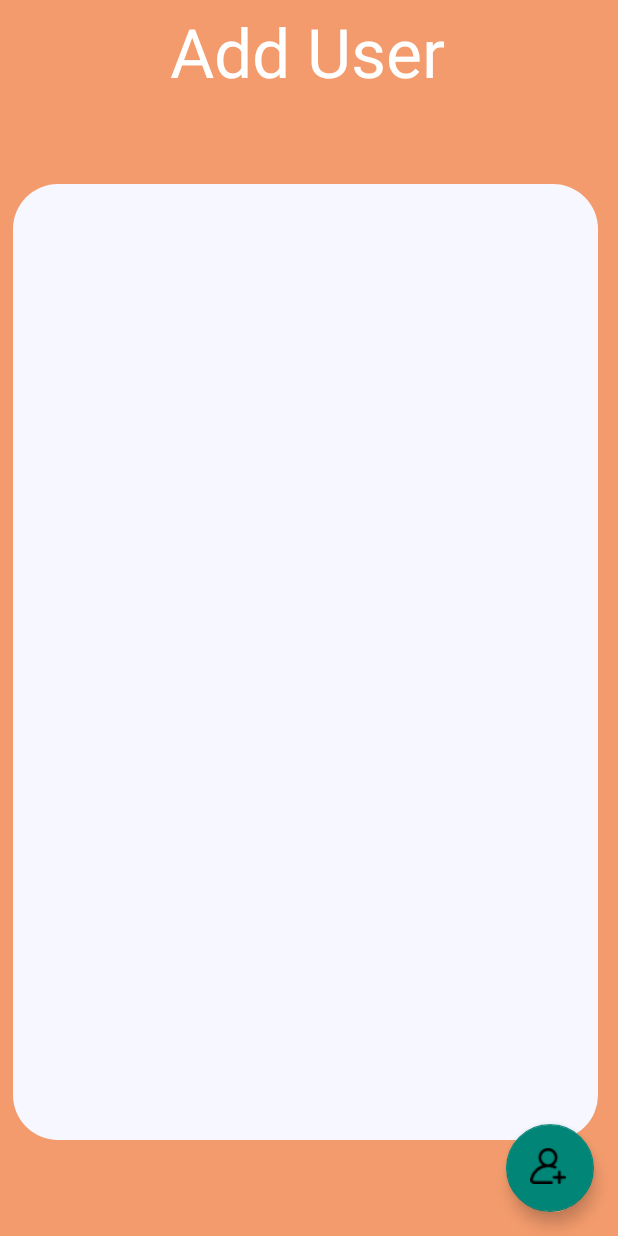
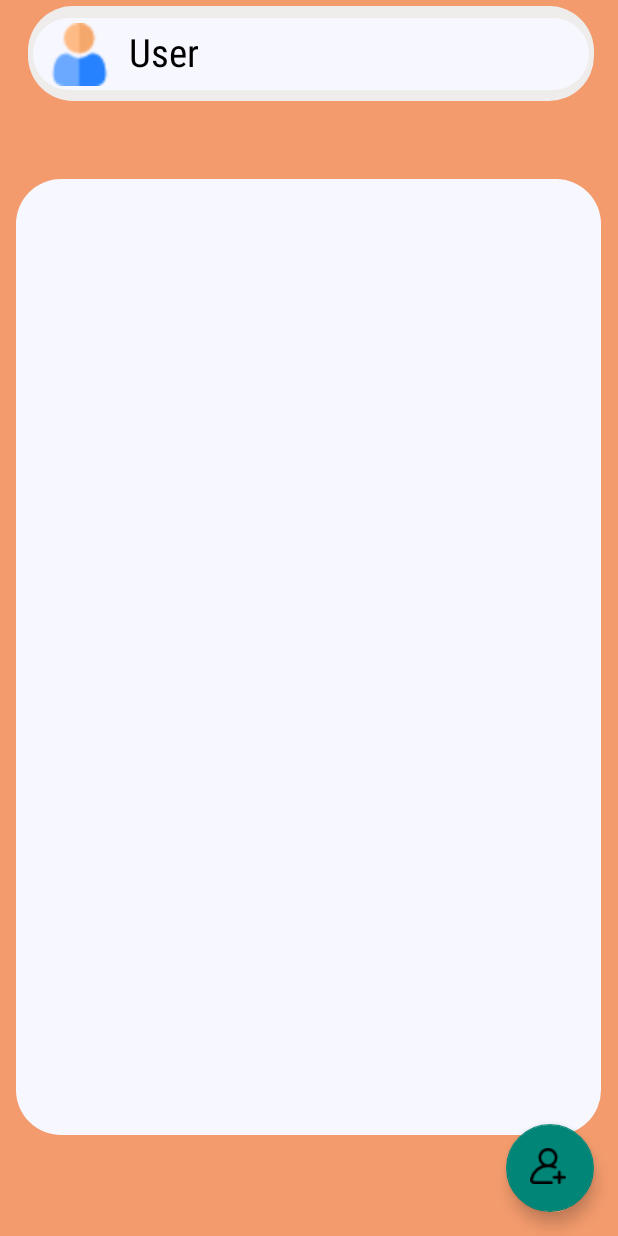
Before and after one commit to WenDEVLIFE/Mherl-Management-System-App, an Android app: the AddUser screen opened directly, with no data from a screen before it, on a phone screen of 412 x 824 dp. Run offline under Robolectric (Android 15) with nearby library versions, the light colour scheme and no system bars; our stand-ins replace Firebase (no records; nobody signed in at launch, a user with empty details on screens opened directly), sdp/ssp sizes.

```diff
--- a/app/src/main/res/layout/activity_add_user.xml
+++ b/app/src/main/res/layout/activity_add_user.xml
@@ -25,18 +25,54 @@
                     android:layout_height="match_parent"
                     android:background="#F39B6D">
 
-                <TextView
-                        android:text="@string/add_user"
-                        android:layout_width="wrap_content"
-                        android:layout_height="wrap_content"
-                        android:id="@+id/textView3"
-                        android:textColor="@color/white"
-                        android:textSize="@dimen/_35sdp"
+                <androidx.constraintlayout.widget.ConstraintLayout
+                        android:layout_width="377dp"
+                        android:layout_height="63dp"
+                        android:background="@drawable/shadowpanel"
                         app:layout_constraintStart_toStartOf="parent"
+                        app:layout_constraintEnd_toEndOf="parent"
                         app:layout_constraintTop_toTopOf="parent"
-                        app:layout_constraintEnd_toEndOf="parent"
-                        android:layout_marginTop="4dp"
-                        app:layout_constraintHorizontal_bias="0.497" />
+                        app:layout_constraintHorizontal_bias="0.529"
+                        android:id="@+id/constraintLayout9"
+                        android:layout_marginTop="4dp">
+
+                    <androidx.constraintlayout.widget.ConstraintLayout
+                            android:layout_width="@dimen/_285sdp"
+                            android:layout_height="@dimen/_37sdp"
+                            android:background="@drawable/dash_layout"
+                            android:id="@+id/constraintLayout"
+                            app:layout_constraintTop_toTopOf="parent"
+                            app:layout_constraintBottom_toBottomOf="parent"
+                            app:layout_constraintStart_toStartOf="parent"
+                            app:layout_constraintEnd_toEndOf="parent">
+
+                        <ImageView
+                                android:layout_width="62dp"
+                                android:layout_height="42dp"
+                                app:srcCompat="@drawable/user_1077012"
+                                android:id="@+id/sunrisegif"
+                                app:layout_constraintBottom_toBottomOf="parent"
+                                app:layout_constraintStart_toStartOf="parent"
+                                app:layout_constraintTop_toTopOf="parent" />
+
+                        <TextView
+                                android:text="User"
+                                android:layout_width="@dimen/_236sdp"
+                                android:layout_height="@dimen/_30sdp"
+                                android:textColor="@color/black"
+                                android:id="@+id/textView"
+                                android:fontFamily="sans-serif-condensed"
+                                android:textSize="@dimen/_20sdp"
+                                app:layout_constraintTop_toTopOf="parent"
+                                app:layout_constraintBottom_toBottomOf="parent"
+                                app:layout_constraintEnd_toEndOf="parent"
+                                app:layout_constraintStart_toEndOf="@+id/sunrisegif"
+                                android:layout_marginStart="2dp"
+                                app:layout_constraintHorizontal_bias="1.0"
+                                app:layout_constraintVertical_bias="0.555" />
+
+                    </androidx.constraintlayout.widget.ConstraintLayout>
+                </androidx.constraintlayout.widget.ConstraintLayout>
 
                 <com.google.android.material.floatingactionbutton.FloatingActionButton
                         android:layout_width="@dimen/_63sdp"
@@ -60,10 +96,9 @@
                         app:layout_constraintStart_toStartOf="parent"
                         app:layout_constraintBottom_toBottomOf="parent"
                         app:layout_constraintEnd_toEndOf="parent"
-                        app:layout_constraintHorizontal_bias="0.407"
-                        android:layout_marginBottom="12dp"
-                        android:layout_marginTop="5dp"
-                        app:layout_constraintTop_toBottomOf="@+id/textView3" />
+                        app:layout_constraintHorizontal_bias="0.476"
+                        android:layout_marginBottom="16dp"
+                        app:layout_constraintTop_toBottomOf="@+id/constraintLayout9" />
             </androidx.constraintlayout.widget.ConstraintLayout>
 
         </FrameLayout>
```
Also changed, not shown: app/src/main/java/com/example/mherlsmanagementsystem/AddUser.java (+65 -8 lines), app/src/main/java/com/example/mherlsmanagementsystem/Product.java (+18 -4 lines), app/src/main/res/layout/activity_product.xml (+12 -0 lines).
